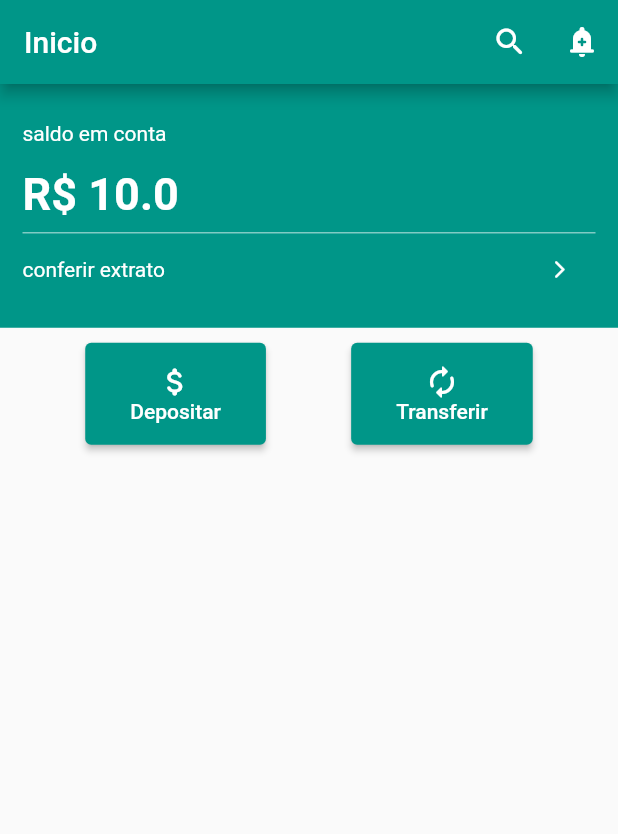
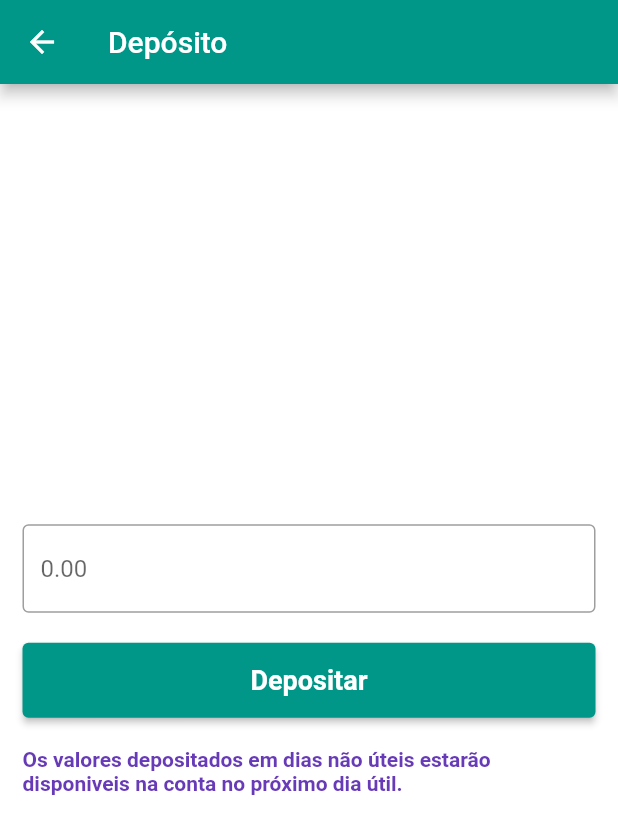
Before and after one commit to toddywannalearn/deposito_app, a Flutter app: the screen it shows after launch, after a tap on "Depositar", on a phone screen of 412 x 824 dp. Shown: the top 834 px of the screen. Run offline on Flutter 3.47's test engine with Material 2 defaults, Android fonts, the phone set to English and light mode, and no system bars.

Commit message:
Adicionado nova pagina para realizacao de depositos

```diff
--- a/lib/pages/dashboard_page.dart
+++ b/lib/pages/dashboard_page.dart
@@ -1,6 +1,7 @@
 
 
 import 'package:deposito_app/models/saldo_model.dart';
+import 'package:deposito_app/pages/deposito_page.dart';
 import 'package:deposito_app/pages/saldo_widget.dart';
 import 'package:flutter/cupertino.dart';
 import 'package:flutter/material.dart';
@@ -40,7 +41,12 @@ class DashboardPage extends StatelessWidget{
                   builder: (context, saldo, child){
                     return ElevatedButton(
                         onPressed: (){
-                          saldo.adicionaSaldo(10.0);
+                          Navigator.push(
+                            context,
+                            MaterialPageRoute(builder: (context){
+                              return DepositoPage();
+                            }),
+                          );
                         },
                         child: Padding(
                           padding: const EdgeInsets.all(14.0),
--- /dev/null
+++ b/lib/pages/deposito_page.dart
@@ -0,0 +1,127 @@
+import 'package:deposito_app/models/saldo_model.dart';
+import 'package:flutter/cupertino.dart';
+import 'package:flutter/material.dart';
+import 'package:provider/provider.dart';
+
+class DepositoPage extends StatelessWidget {
+  final TextEditingController _textEditingController = TextEditingController();
+
+  Widget build(BuildContext context) {
+    return Scaffold(
+      appBar: AppBar(
+        title: Text('Depósito'),
+      ),
+      body: Container(
+        width: MediaQuery.of(context).size.width,
+        color: Colors.white,
+        child: Padding(
+          padding: const EdgeInsets.only(right: 15.0, left: 15.0),
+          child: Column(
+            mainAxisAlignment: MainAxisAlignment.center,
+            children: [
+              TextField(
+                controller: _textEditingController,
+                keyboardType: TextInputType.numberWithOptions(decimal: true),
+                decoration: InputDecoration(
+                    border: OutlineInputBorder(), hintText: '0.00'),
+              ),
+              Padding(
+                padding: const EdgeInsets.only(bottom: 20.0),
+              ),
+              ElevatedButton(
+                style: ButtonStyle(
+                  backgroundColor:
+                      MaterialStateProperty.all<Color>(Colors.teal),
+                  foregroundColor:
+                      MaterialStateProperty.all<Color>(Colors.white),
+                ),
+                onPressed: () {
+                  _criaDeposito(context);
+                },
+                child: Container(
+                  width: MediaQuery.of(context).size.width,
+                  height: 50.0,
+                  child: Center(
+                    child: Text(
+                      'Depositar',
+                      style: TextStyle(
+                        fontWeight: FontWeight.bold,
+                        fontSize: 18,
+                      ),
+                    ),
+                  ),
+                ),
+              ),
+              Padding(
+                padding: const EdgeInsets.only(bottom: 20.0),
+              ),
+              Container(
+                child: Text(
+                    'Os valores depositados em dias não úteis estarão disponiveis na conta no próximo dia útil.',
+                style: TextStyle(
+                  fontWeight: FontWeight.bold,
+                  color: Colors.deepPurple,
+                ),),
+              ),
+            ],
+          ),
+        ),
+      ),
+    );
+  }
+
+  _criaDeposito(context) {
+    final double valor = double.tryParse(_textEditingController.text);
+    final depositoValido = _validaDeposito(valor);
+
+    if (depositoValido) {
+      _atualizaEstado(context, valor);
+      showDialog(
+          barrierDismissible: false,
+          context: context,
+          builder: (BuildContext context) {
+            return SimpleDialog(
+              title: Text('Depósito realizado com sucesso'),
+              children: [
+                Icon(Icons.check_circle_outline_rounded,
+                    size: 60.0, color: Colors.green),
+                SimpleDialogOption(
+                  child: OutlinedButton(
+                    style: ButtonStyle(
+                      foregroundColor: MaterialStateProperty.all<Color>(Colors.white),
+                      backgroundColor: MaterialStateProperty.all<Color>(Colors.teal),
+                    ),
+                    child: Text('OK!'),
+                  ),
+                  onPressed: (){
+                    _textEditingController.value = TextEditingValue.empty;
+                    Navigator.pop(context);
+                  },
+                ),
+              ],
+            );
+          });
+    } else {
+      showDialog(
+          context: context,
+          builder: (BuildContext context) {
+            return SimpleDialog(
+              title: Text('Atenção!! Informe um valor válido'),
+              children: [
+                Icon(Icons.error_outline_rounded,
+                    size: 60.0, color: Colors.red),
+              ],
+            );
+          });
+    }
+  }
+
+  _validaDeposito(valor) {
+    final _campoPreenchido = valor != null;
+    return _campoPreenchido;
+  }
+
+  _atualizaEstado(context, valor){
+    Provider.of<SaldoModel>(context, listen: false).adicionaSaldo(valor);
+  }
+}
```
